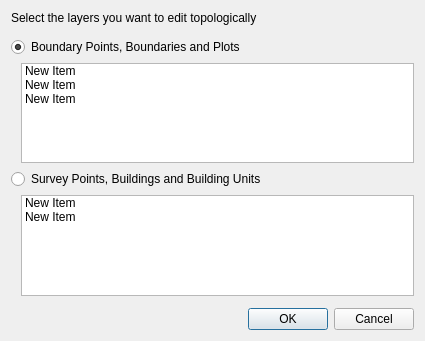
This is asistente_ladm_col/ui/dialogs/dlg_topological_edition.ui in SwissTierrasColombia/Asistente-LADM-COL as Qt 5 draws it before an edit. The edited form follows.
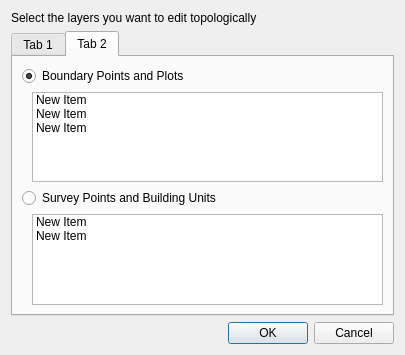
This is the edited form. The open tabs and pages were chosen to show the change.

The edit to the form file:
```diff
--- a/asistente_ladm_col/ui/dialogs/dlg_topological_edition.ui
+++ b/asistente_ladm_col/ui/dialogs/dlg_topological_edition.ui
@@ -6,25 +6,88 @@
    <rect>
     <x>0</x>
     <y>0</y>
-    <width>425</width>
-    <height>341</height>
+    <width>405</width>
+    <height>355</height>
    </rect>
   </property>
   <property name="windowTitle">
    <string>Topological edition</string>
   </property>
-  <layout class="QFormLayout" name="formLayout">
-   <item row="2" column="0">
-    <widget class="QRadioButton" name="rad_plots">
+  <layout class="QGridLayout" name="gridLayout_2">
+   <item row="5" column="1" colspan="2">
+    <widget class="QDialogButtonBox" name="buttonBox">
+     <property name="orientation">
+      <enum>Qt::Horizontal</enum>
+     </property>
+     <property name="standardButtons">
+      <set>QDialogButtonBox::Cancel|QDialogButtonBox::Ok</set>
+     </property>
+    </widget>
+   </item>
+   <item row="0" column="0" colspan="3">
+    <widget class="QLabel" name="label">
      <property name="text">
-      <string>Boundary Points, Boundaries and Plots</string>
+      <string>Select the layers you want to edit topologically</string>
      </property>
-     <property name="checked">
-      <bool>true</bool>
+    </widget>
+   </item>
+   <item row="2" column="0" rowspan="2" colspan="3">
+    <widget class="QTabWidget" name="tab_widget">
+     <property name="currentIndex">
+      <number>0</number>
      </property>
-    </widget>
-   </item>
-   <item row="3" column="0" colspan="2">
+     <widget class="QWidget" name="tab_survey">
+      <attribute name="title">
+       <string>Tab 1</string>
+      </attribute>
+      <layout class="QGridLayout" name="gridLayout">
+       <item row="4" column="0">
+        <layout class="QHBoxLayout" name="horizontalLayout">
+         <item>
+          <spacer name="horizontalSpacer">
+           <property name="orientation">
+            <enum>Qt::Horizontal</enum>
+           </property>
+           <property name="sizeType">
+            <enum>QSizePolicy::Fixed</enum>
+           </property>
+           <property name="sizeHint" stdset="0">
+            <size>
+             <width>10</width>
+             <height>20</height>
+            </size>
+           </property>
+          </spacer>
+         </item>
+         <item>
+          <widget class="QListWidget" name="lst_buildings">
+           <property name="baseSize">
+            <size>
+             <width>0</width>
+             <height>0</height>
+            </size>
+           </property>
+           <property name="selectionMode">
+            <enum>QAbstractItemView::ExtendedSelection</enum>
+           </property>
+           <property name="selectionBehavior">
+            <enum>QAbstractItemView::SelectRows</enum>
+           </property>
+           <item>
+            <property name="text">
+             <string>New Item</string>
+            </property>
+           </item>
+           <item>
+            <property name="text">
+             <string>New Item</string>
+            </property>
+           </item>
+          </widget>
+         </item>
+        </layout>
+       </item>
+       <item row="1" column="0">
     <layout class="QHBoxLayout" name="horizontalLayout_2">
      <item>
       <spacer name="horizontalSpacer_2">
@@ -69,17 +132,44 @@
      </item>
     </layout>
    </item>
-   <item row="4" column="0">
+       <item row="2" column="0">
     <widget class="QRadioButton" name="rad_buildings">
      <property name="text">
       <string>Survey Points, Buildings and Building Units</string>
      </property>
     </widget>
    </item>
-   <item row="5" column="0" colspan="2">
-    <layout class="QHBoxLayout" name="horizontalLayout">
+       <item row="0" column="0">
+        <widget class="QRadioButton" name="rad_plots">
+         <property name="text">
+          <string>Boundary Points, Boundaries and Plots</string>
+         </property>
+         <property name="checked">
+          <bool>true</bool>
+         </property>
+        </widget>
+       </item>
+      </layout>
+     </widget>
+     <widget class="QWidget" name="tab_fdc">
+      <attribute name="title">
+       <string>Tab 2</string>
+      </attribute>
+      <layout class="QGridLayout" name="gridLayout_3">
+       <item row="0" column="0">
+        <widget class="QRadioButton" name="rad_fdc_plots">
+         <property name="text">
+          <string>Boundary Points and Plots</string>
+         </property>
+         <property name="checked">
+          <bool>true</bool>
+         </property>
+        </widget>
+       </item>
+       <item row="1" column="0">
+        <layout class="QHBoxLayout" name="horizontalLayout_3">
      <item>
-      <spacer name="horizontalSpacer">
+          <spacer name="horizontalSpacer_3">
        <property name="orientation">
         <enum>Qt::Horizontal</enum>
        </property>
@@ -95,7 +185,59 @@
       </spacer>
      </item>
      <item>
-      <widget class="QListWidget" name="lst_buildings">
+          <widget class="QListWidget" name="lst_fdc_plots">
+           <property name="selectionMode">
+            <enum>QAbstractItemView::MultiSelection</enum>
+           </property>
+           <property name="selectionBehavior">
+            <enum>QAbstractItemView::SelectRows</enum>
+           </property>
+           <item>
+            <property name="text">
+             <string>New Item</string>
+            </property>
+           </item>
+           <item>
+            <property name="text">
+             <string>New Item</string>
+            </property>
+           </item>
+           <item>
+            <property name="text">
+             <string>New Item</string>
+            </property>
+           </item>
+          </widget>
+         </item>
+        </layout>
+       </item>
+       <item row="2" column="0">
+        <widget class="QRadioButton" name="rad_fdc_buildings">
+         <property name="text">
+          <string>Survey Points and Building Units</string>
+         </property>
+        </widget>
+       </item>
+       <item row="3" column="0">
+        <layout class="QHBoxLayout" name="horizontalLayout_4">
+         <item>
+          <spacer name="horizontalSpacer_4">
+           <property name="orientation">
+            <enum>Qt::Horizontal</enum>
+           </property>
+           <property name="sizeType">
+            <enum>QSizePolicy::Fixed</enum>
+           </property>
+           <property name="sizeHint" stdset="0">
+            <size>
+             <width>10</width>
+             <height>20</height>
+            </size>
+           </property>
+          </spacer>
+         </item>
+         <item>
+          <widget class="QListWidget" name="lst_fdc_buildings">
        <property name="baseSize">
         <size>
          <width>0</width>
@@ -122,24 +264,8 @@
      </item>
     </layout>
    </item>
-   <item row="6" column="1">
-    <spacer name="verticalSpacer">
-     <property name="orientation">
-      <enum>Qt::Vertical</enum>
-     </property>
-     <property name="sizeHint" stdset="0">
-      <size>
-       <width>20</width>
-       <height>40</height>
-      </size>
-     </property>
-    </spacer>
-   </item>
-   <item row="0" column="0">
-    <widget class="QLabel" name="label">
-     <property name="text">
-      <string>Select the layers you want to edit topologically</string>
-     </property>
+      </layout>
+     </widget>
     </widget>
    </item>
    <item row="1" column="0">
@@ -155,15 +281,18 @@
      </property>
     </spacer>
    </item>
-   <item row="7" column="0" colspan="2">
-    <widget class="QDialogButtonBox" name="buttonBox">
+   <item row="4" column="1">
+    <spacer name="verticalSpacer">
      <property name="orientation">
-      <enum>Qt::Horizontal</enum>
+      <enum>Qt::Vertical</enum>
      </property>
-     <property name="standardButtons">
-      <set>QDialogButtonBox::Cancel|QDialogButtonBox::Ok</set>
+     <property name="sizeHint" stdset="0">
+      <size>
+       <width>20</width>
+       <height>40</height>
+      </size>
      </property>
-    </widget>
+    </spacer>
    </item>
   </layout>
  </widget>
```
Lines whose indentation alone changed are shown as unchanged.
